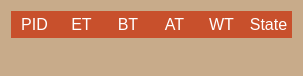
Before: the Qt Designer form OfficialProject/p_template_exe.ui in NchangRoy/Knowlegde_Loom, drawn with Qt 5.
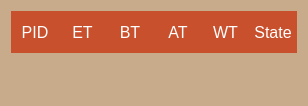
After: the same form once the commit is applied.

```diff
--- a/OfficialProject/p_template_exe.ui
+++ b/OfficialProject/p_template_exe.ui
@@ -6,12 +6,12 @@
    <rect>
     <x>0</x>
     <y>0</y>
-    <width>303</width>
-    <height>76</height>
+    <width>308</width>
+    <height>106</height>
    </rect>
   </property>
   <property name="sizePolicy">
-   <sizepolicy hsizetype="Fixed" vsizetype="Fixed">
+   <sizepolicy hsizetype="Preferred" vsizetype="Preferred">
     <horstretch>0</horstretch>
     <verstretch>0</verstretch>
    </sizepolicy>
```
